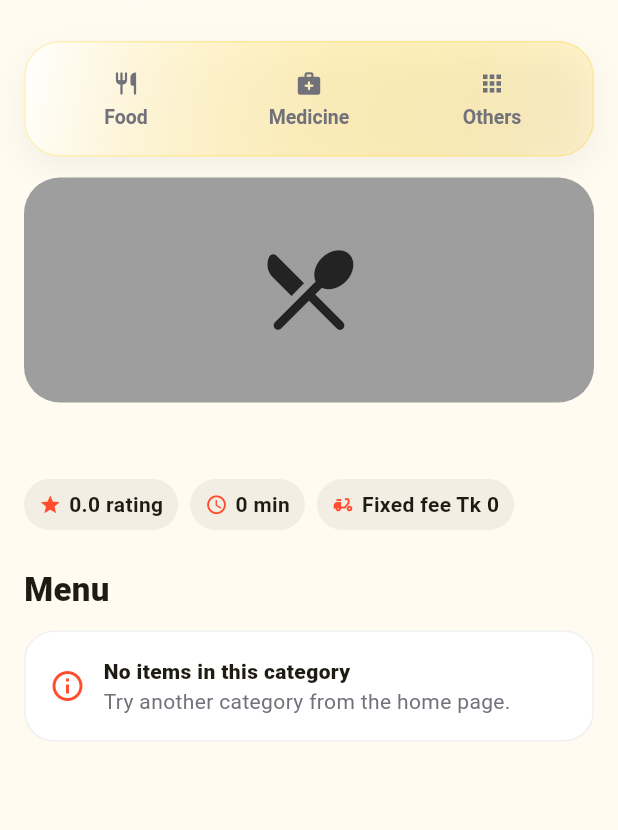
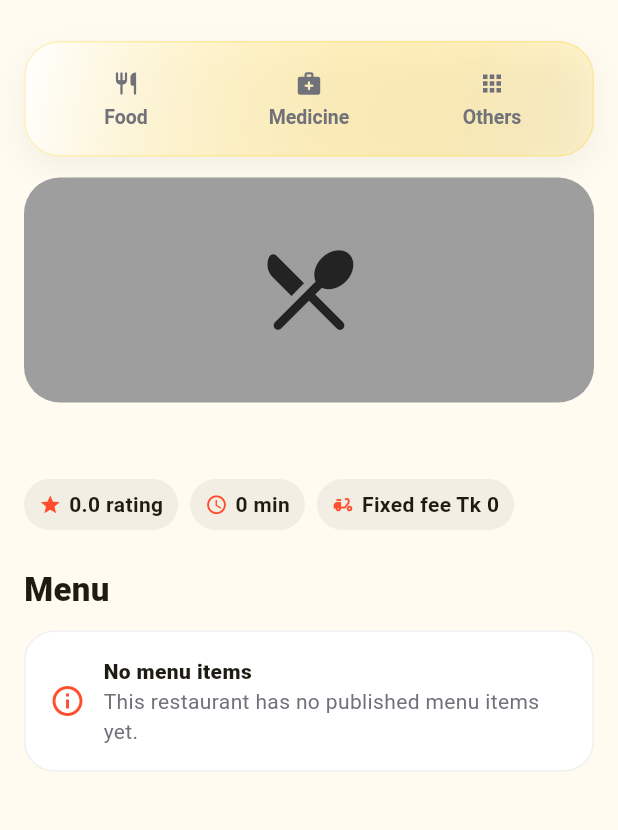
Before and after one commit to Sujon-cste/kds-app, a Flutter app: the RestaurantScreen screen opened directly with empty values, on a phone screen of 412 x 824 dp, the part 67-897 px from its top. Run offline on Flutter 3.47's test engine with Material 3 defaults, Android fonts, the phone set to English and light mode, and no system bars; network calls fail.

Commit message:
fix: avoid empty restaurant menu on category change

```diff
--- a/lib/main.dart
+++ b/lib/main.dart
@@ -1896,18 +1896,31 @@ class RestaurantScreen extends StatelessWidget {
             style: TextStyle(fontSize: 22, fontWeight: FontWeight.w900),
           ),
           const SizedBox(height: 12),
-          for (final item in restaurant.menu
-              .where((item) => item.category == selectedCategory)) ...[
-            MenuItemTile(item: item, onAdd: onAdd),
-            const SizedBox(height: 10),
-          ],
-          if (restaurant.menu
-              .every((item) => item.category != selectedCategory))
+          if (restaurant.menu.isNotEmpty &&
+              restaurant.menu.any((item) => item.category == selectedCategory))
+            for (final item in restaurant.menu
+                .where((item) => item.category == selectedCategory)) ...[
+              MenuItemTile(item: item, onAdd: onAdd),
+              const SizedBox(height: 10),
+            ]
+          else if (restaurant.menu.isNotEmpty) ...[
+            const _InfoStrip(
+              icon: Icons.category_outlined,
+              title: 'No items in this category',
+              subtitle: 'Showing all menu items for this restaurant instead.',
+            ),
+            const SizedBox(height: 12),
+            for (final item in restaurant.menu) ...[
+              MenuItemTile(item: item, onAdd: onAdd),
+              const SizedBox(height: 10),
+            ],
+          ] else ...[
             const _InfoStrip(
               icon: Icons.info_outline,
-              title: 'No items in this category',
-              subtitle: 'Try another category from the home page.',
-            ),
+              title: 'No menu items',
+              subtitle: 'This restaurant has no published menu items yet.',
+            ),
+          ],
         ],
       ),
     );
```
